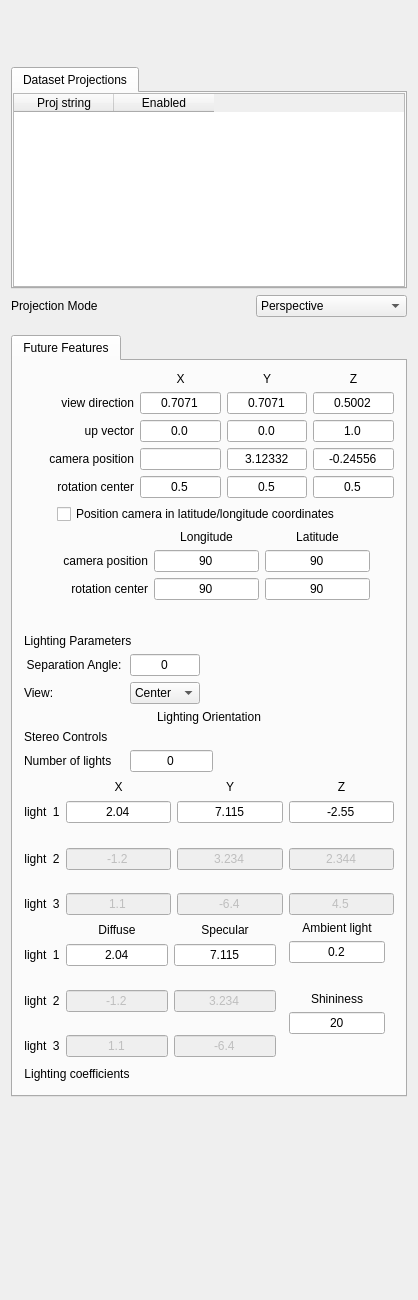
Before: the Qt Designer form apps/vaporgui/NavigationTab.ui in StasJ/vapor-formatted, drawn with Qt 5.
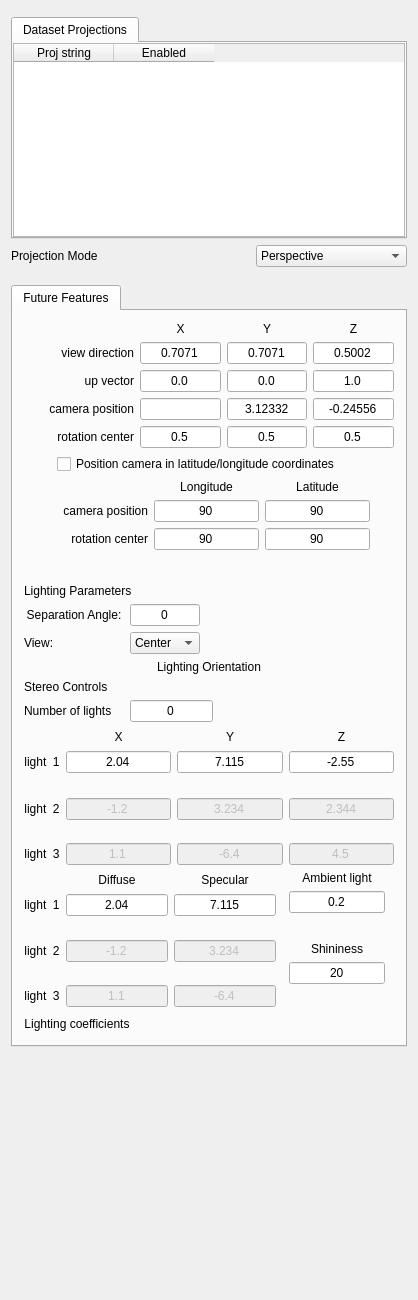
After: the same form once the commit is applied. Custom widgets are drawn as their Qt base class.

Commit message: Fix for unusable transform table on Ubuntu

Diff of the .ui file:
```diff
--- a/apps/vaporgui/NavigationTab.ui
+++ b/apps/vaporgui/NavigationTab.ui
@@ -24,8 +24,8 @@
   </property>
   <property name="maximumSize">
    <size>
-    <width>418</width>
-    <height>32767</height>
+    <width>16777215</width>
+    <height>16777215</height>
    </size>
   </property>
   <property name="windowTitle">
@@ -52,7 +52,7 @@
      <property name="minimumSize">
       <size>
        <width>0</width>
-       <height>50</height>
+       <height>0</height>
       </size>
      </property>
      <property name="maximumSize">
```
Left out of the diff: 11 changed lines with no effect on the pictures.
